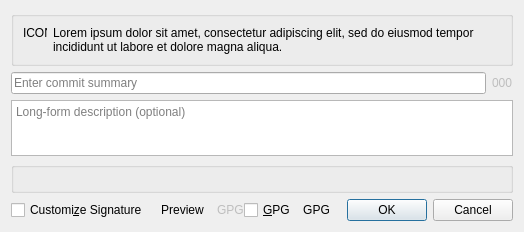
Above: gitfourchette/forms/commitdialog.ui from jorio/gitfourchette before the change. Below: the same form after it.
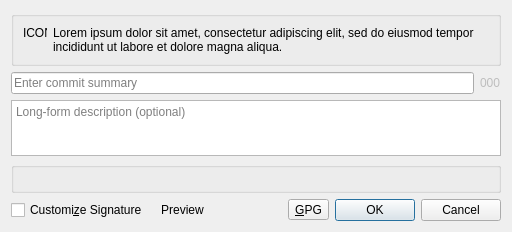
That is the form after the change. Custom widgets are drawn as their Qt base class.

Commit message: Simplify GpgButton

What changed in the file:
```diff
--- a/gitfourchette/forms/commitdialog.ui
+++ b/gitfourchette/forms/commitdialog.ui
@@ -152,54 +152,11 @@
       </spacer>
      </item>
      <item>
-      <layout class="QHBoxLayout" name="gpgHLayout">
-       <property name="spacing">
-        <number>0</number>
+      <widget class="GpgButton" name="gpg">
+       <property name="text">
+        <string notr="true">&amp;GPG</string>
        </property>
-       <item>
-        <widget class="QLabel" name="gpgLabel">
-         <property name="enabled">
-          <bool>false</bool>
-         </property>
-         <property name="text">
-          <string notr="true">GPG</string>
-         </property>
-        </widget>
-       </item>
-       <item>
-        <widget class="QCheckBox" name="gpgCheckBox">
-         <property name="text">
-          <string notr="true">&amp;GPG</string>
-         </property>
-        </widget>
-       </item>
-       <item>
-        <widget class="QHintButton" name="gpgButton">
-         <property name="text">
-          <string notr="true">GPG</string>
-         </property>
-         <property name="autoRaise">
-          <bool>true</bool>
-         </property>
-        </widget>
-       </item>
-      </layout>
-     </item>
-     <item>
-      <spacer name="horizontalSpacer_2">
-       <property name="orientation">
-        <enum>Qt::Orientation::Horizontal</enum>
-       </property>
-       <property name="sizeType">
-        <enum>QSizePolicy::Policy::Fixed</enum>
-       </property>
-       <property name="sizeHint" stdset="0">
-        <size>
-         <width>4</width>
-         <height>1</height>
-        </size>
-       </property>
-      </spacer>
+      </widget>
      </item>
      <item>
       <widget class="QDialogButtonBox" name="buttonBox">
@@ -224,6 +181,12 @@
    <extends>QToolButton</extends>
    <header>gitfourchette.toolbox.qhintbutton</header>
   </customwidget>
+  <customwidget>
+   <class>GpgButton</class>
+   <extends>QToolButton</extends>
+   <header>gitfourchette.forms.gpgbutton</header>
+   <container>1</container>
+  </customwidget>
  </customwidgets>
  <tabstops>
   <tabstop>summaryEditor</tabstop>
```
The commit also changes 5 other files.
